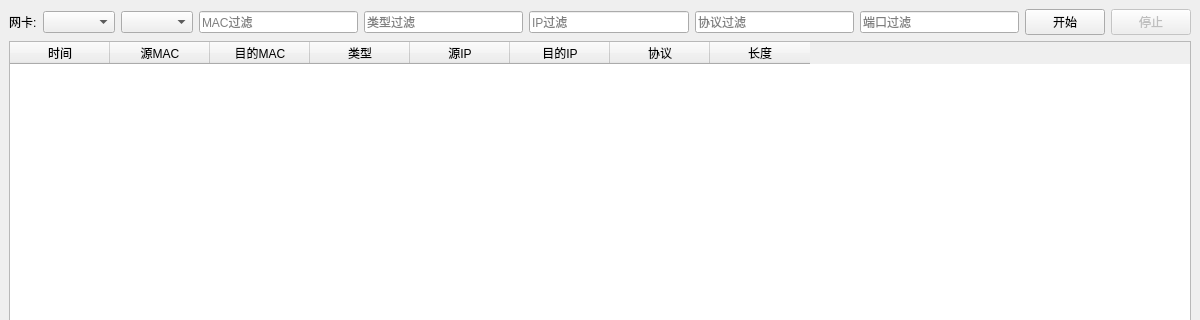
ZSXLCH/Capture, file mainwindow.ui: the form before one commit; both pictures show x 0 to 1200 and y 0 to 320 of the 1200 by 800 pixel window.
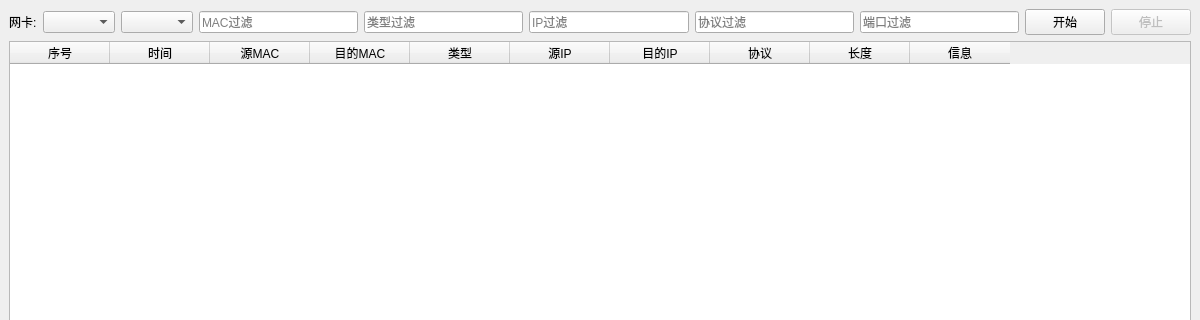
The form after the commit.

Commit message: 基本功能都完善，修复过滤后点击数据包显示不准确的问题，可以通过拖动表头边缘来调整每列的宽度

```diff
--- a/mainwindow.ui
+++ b/mainwindow.ui
@@ -90,6 +90,11 @@
        <enum>Qt::Vertical</enum>
       </property>
       <widget class="QTableWidget" name="packetTable">
+       <column>
+        <property name="text">
+         <string>序号</string>
+        </property>
+       </column>
        <column>
         <property name="text">
          <string>时间</string>
@@ -130,6 +135,11 @@
          <string>长度</string>
         </property>
        </column>
+       <column>
+        <property name="text">
+         <string>信息</string>
+        </property>
+       </column>
       </widget>
       <widget class="QSplitter" name="horizontalSplitter">
        <property name="orientation">
```
The commit also changes 2 other files.
